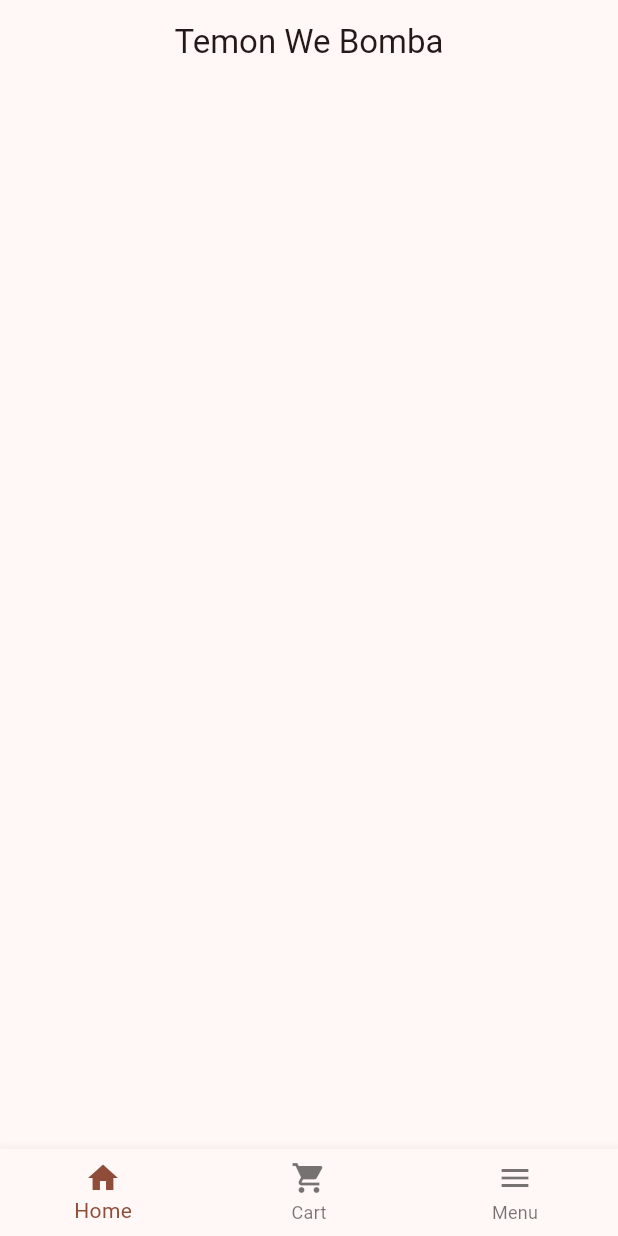
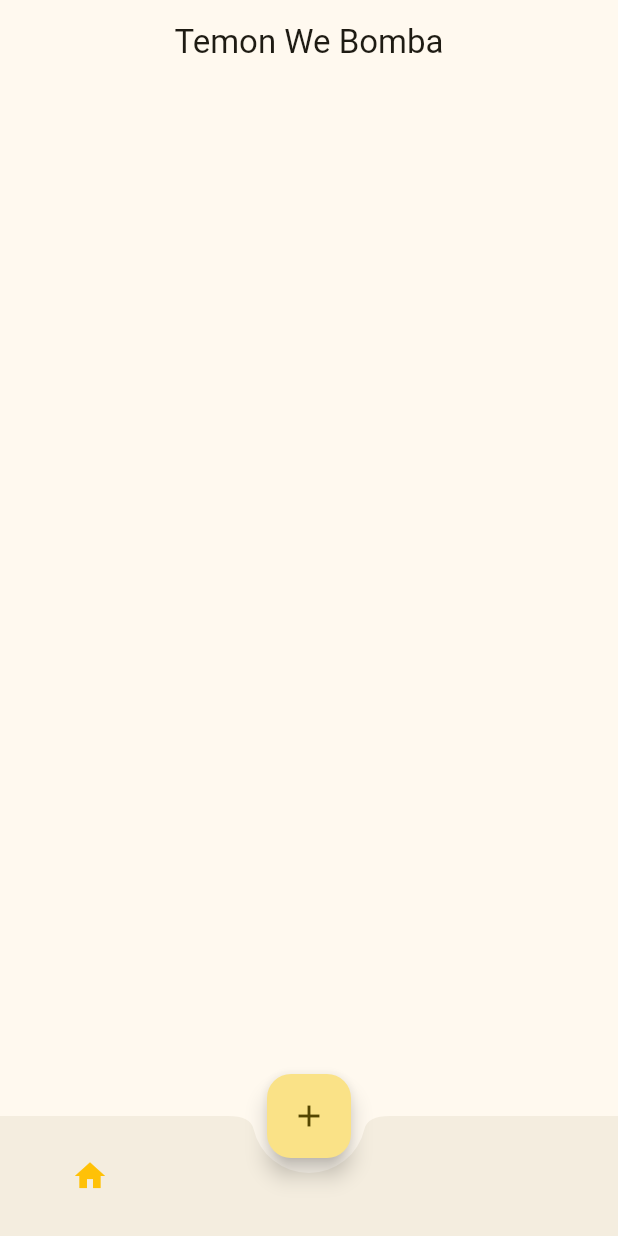
Before and after one commit to 1lordraiden1/clothes_shop, a Flutter app: the screen it shows after launch, on a phone screen of 412 x 824 dp. Run offline on Flutter 3.47's test engine with Material 2 defaults, Android fonts, the phone set to English and light mode, and no system bars.

Commit message:
adjusting coloring

```diff
--- /dev/null
+++ b/lib/component/component.dart
@@ -0,0 +1,3 @@
+import 'package:flutter/material.dart';
+
+Color? mainColor = Colors.yellow[600];
--- a/lib/home/home_layout.dart
+++ b/lib/home/home_layout.dart
@@ -1,3 +1,6 @@
+import 'package:clothes_store/pages/cart_screen.dart';
+import 'package:clothes_store/pages/home_screen.dart';
+import 'package:clothes_store/pages/menu_screen.dart';
 import 'package:flutter/material.dart';
 
 class HomeLayout extends StatefulWidget {
@@ -9,35 +12,61 @@ class HomeLayout extends StatefulWidget {
 
 class _HomeLayoutState extends State<HomeLayout> {
   int currentIndex = 0;
+
+  final List<Widget> screens = [
+    const HomeScreen(),
+    const CartScreen(),
+    const MenuScreen(),
+  ];
+
+  final PageStorageBucket bucket = PageStorageBucket();
+  Widget currentScreen = const HomeScreen();
   @override
   Widget build(BuildContext context) {
     return Scaffold(
-      appBar: AppBar(
-        title: Text("Temon We Bomba"),
-        centerTitle: true,
+      body: PageStorage(
+        bucket: bucket,
+        child: currentScreen,
       ),
-      bottomNavigationBar: BottomNavigationBar(
-        currentIndex: currentIndex,
-        items: const [
-          BottomNavigationBarItem(
-            label: "Home",
-            icon: Icon(
-              Icons.home,
-            ),
+      floatingActionButton: FloatingActionButton(
+        child: Icon(Icons.add),
+        onPressed: () {},
+      ),
+      floatingActionButtonLocation: FloatingActionButtonLocation.centerDocked,
+      bottomNavigationBar: BottomAppBar(
+        shape: CircularNotchedRectangle(),
+        notchMargin: 10,
+        child: Container(
+          height: 60,
+          child: Row(
+            mainAxisAlignment:
+                MainAxisAlignment.spaceBetween, //main.spaceBetween
+            children: <Widget>[
+              Row(
+                crossAxisAlignment: CrossAxisAlignment.start, //cross.start
+                children: [
+                  MaterialButton(
+                    onPressed: () {
+                      setState(() {
+                        currentScreen = HomeScreen();
+                        currentIndex = 0;
+                      });
+                    },
+                    child: Column(
+                      mainAxisAlignment: MainAxisAlignment.center, //main.center
+                      children: [
+                        Icon(
+                          Icons.home,
+                          color: currentIndex == 0 ? Colors.amber : Colors.grey,
+                        ),
+                      ],
+                    ),
+                  )
+                ],
+              )
+            ],
           ),
-          BottomNavigationBarItem(
-            label: "Cart",
-            icon: Icon(
-              Icons.shopping_cart,
-            ),
-          ),
-          BottomNavigationBarItem(
-            label: "Menu",
-            icon: Icon(
-              Icons.menu,
-            ),
-          ),
-        ],
+        ),
       ),
     );
   }
--- a/lib/main.dart
+++ b/lib/main.dart
@@ -1,3 +1,4 @@
+import 'package:clothes_store/component/component.dart';
 import 'package:clothes_store/home/home_layout.dart';
 import 'package:flutter/material.dart';
 
@@ -31,7 +32,7 @@ class MyApp extends StatelessWidget {
         //
         // This works for code too, not just values: Most code changes can be
         // tested with just a hot reload.
-        colorScheme: ColorScheme.fromSeed(seedColor: Colors.deepOrange),
+        colorScheme: ColorScheme.fromSeed(seedColor: mainColor!),
         useMaterial3: true,
       ),
       home: const HomeLayout(),
```
